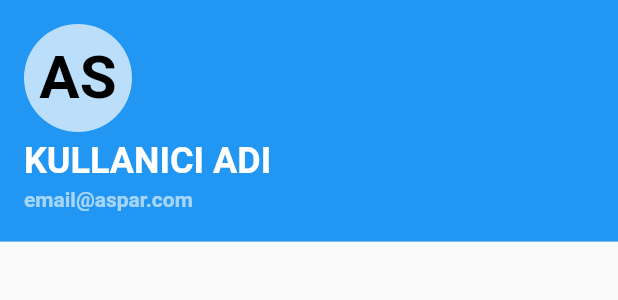
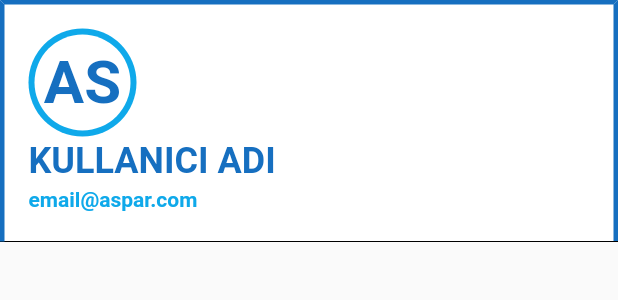
Before and after one commit to saidberk27/aspar_app, a Flutter app: the UserInformation widget shown alone on an empty page, opened directly, on a phone screen of 412 x 824 dp. Shown: the top 300 px of the screen. Run offline on Flutter 3.47's test engine with Material 2 defaults, Android fonts, the light colour scheme and no system bars; our stand-ins replace cloud_firestore, firebase_auth, firebase_core, fluttertoast, google_fonts, shared_preferences; missing offline and left inert: flutter_kronos, paginate_firestore, qr_code_scanner; accounts and stored records are empty; network calls fail.

Commit message:
Drawer Menu Tamamen Yenilendi.

```diff
--- a/lib/main_page/drawer_user_information.dart
+++ b/lib/main_page/drawer_user_information.dart
@@ -9,21 +9,41 @@ class UserInformation extends StatelessWidget {
   Widget build(BuildContext context) {
     return UserAccountsDrawerHeader(
       margin: EdgeInsets.zero,
+      decoration: BoxDecoration(
+          color: Colors.white,
+          border: Border(
+            top: BorderSide(width: 3.0, color: Color(0xFF166FC0)),
+            left: BorderSide(width: 3.0, color: Color(0xFF166FC0)),
+            right: BorderSide(width: 3.0, color: Color(0xFF166FC0)),
+            bottom: BorderSide(width: 0),
+          )),
       accountName: Text(
         "KULLANICI ADI",
         style: TextStyle(
-            fontSize: 24, fontWeight: FontWeight.bold, color: Colors.white),
+            fontSize: 24,
+            fontWeight: FontWeight.bold,
+            color: Color(0xFF166FC0)),
       ),
       accountEmail: Text(
         "email@aspar.com",
         style: TextStyle(
-            fontSize: 14, fontWeight: FontWeight.bold, color: Colors.white60),
+            fontSize: 14,
+            fontWeight: FontWeight.bold,
+            color: Color(0xFF0FA9EA)),
       ),
       currentAccountPicture: CircleAvatar(
-        child: Text(
-          "AS",
-          style: TextStyle(
-              fontWeight: FontWeight.bold, fontSize: 40, color: Colors.black),
+        radius: 40,
+        backgroundColor: Color(0xFF0FA9EA),
+        child: CircleAvatar(
+          radius: 32,
+          backgroundColor: Colors.white,
+          child: Text(
+            "AS",
+            style: TextStyle(
+                fontWeight: FontWeight.bold,
+                fontSize: 40,
+                color: Color(0xFF166FC0)),
+          ),
         ),
       ),
     );
--- a/lib/yapılacaklar.txt
+++ b/lib/yapılacaklar.txt
@@ -1,6 +1,8 @@
 - kilovolt verisi ekle
-- drawer menu tasarımı üzerine çalış
+- drawer menu tasarımı üzerine çalış - tamam
 - appbar sorununu çöz
 - font sorununu çöz
 - çok dilli yapmayı araştır
 - asp-ei / asp -eis expanded listtile'a title olarak ver.
+-Edliven Açılır menülerinde sadece bir tanesini açılabilir yap
+- parola yanlış olunca text fieldleri temizle
```
Also changed, not shown: lib/main_page/draw_menu_items.dart (+8 -2 lines).
